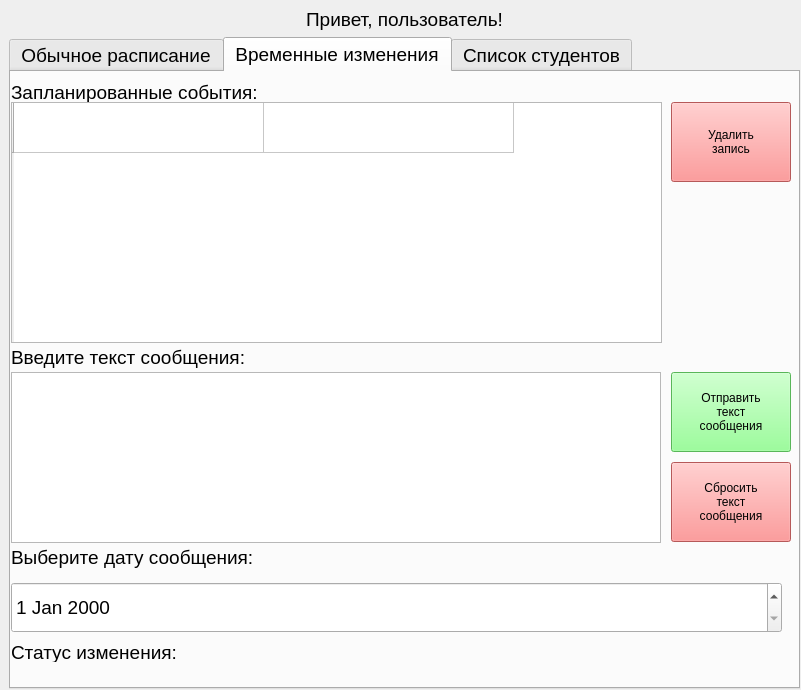
The window that ui/work.ui (Skotmak/desktop_manager_vk_bot) describes before a commit, drawn with Qt 5.
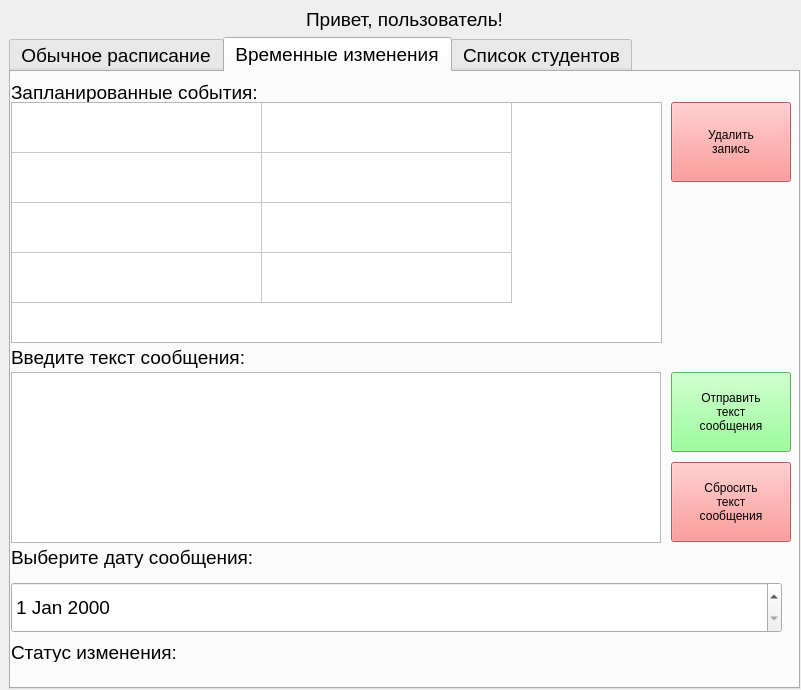
The same window after the commit. The open tabs and pages were chosen to show the change.

```diff
--- a/ui/work.ui
+++ b/ui/work.ui
@@ -571,6 +571,9 @@
          <property name="sizeAdjustPolicy">
           <enum>QAbstractScrollArea::AdjustToContents</enum>
          </property>
+         <property name="rowCount">
+          <number>4</number>
+         </property>
          <attribute name="horizontalHeaderVisible">
           <bool>false</bool>
          </attribute>
@@ -581,16 +584,33 @@
           <number>250</number>
          </attribute>
          <attribute name="horizontalHeaderShowSortIndicator" stdset="0">
+          <bool>true</bool>
+         </attribute>
+         <attribute name="horizontalHeaderStretchLastSection">
+          <bool>false</bool>
+         </attribute>
+         <attribute name="verticalHeaderVisible">
+          <bool>false</bool>
+         </attribute>
+         <attribute name="verticalHeaderCascadingSectionResizes">
           <bool>false</bool>
          </attribute>
          <attribute name="verticalHeaderDefaultSectionSize">
           <number>50</number>
          </attribute>
-         <row>
-          <property name="text">
-           <string/>
-          </property>
-         </row>
+         <attribute name="verticalHeaderHighlightSections">
+          <bool>true</bool>
+         </attribute>
+         <attribute name="verticalHeaderShowSortIndicator" stdset="0">
+          <bool>false</bool>
+         </attribute>
+         <attribute name="verticalHeaderStretchLastSection">
+          <bool>false</bool>
+         </attribute>
+         <row/>
+         <row/>
+         <row/>
+         <row/>
          <column>
           <property name="text">
            <string>Текст сообщения</string>
```
Left out of the diff: 28 changed lines with no effect on the pictures.
